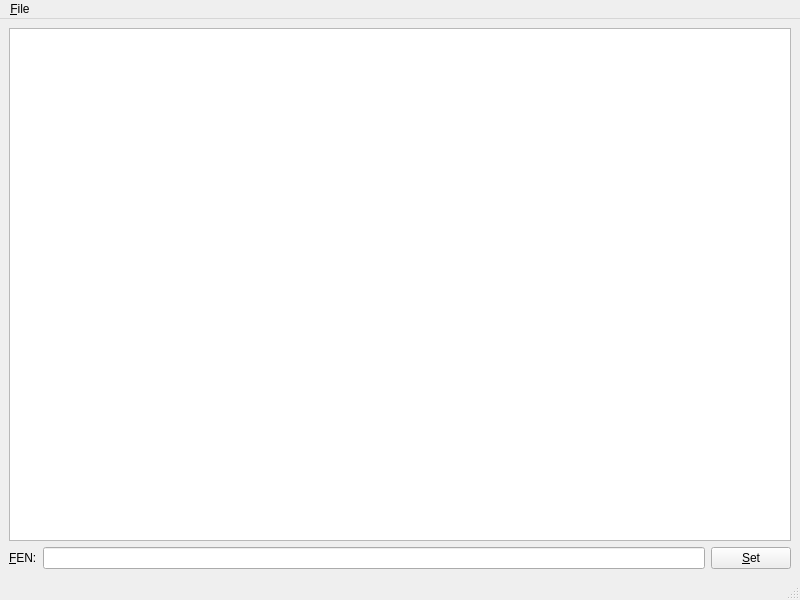
Old version of the form src/desktop/mainwindow.ui in the repository atomice1/bluecheese.
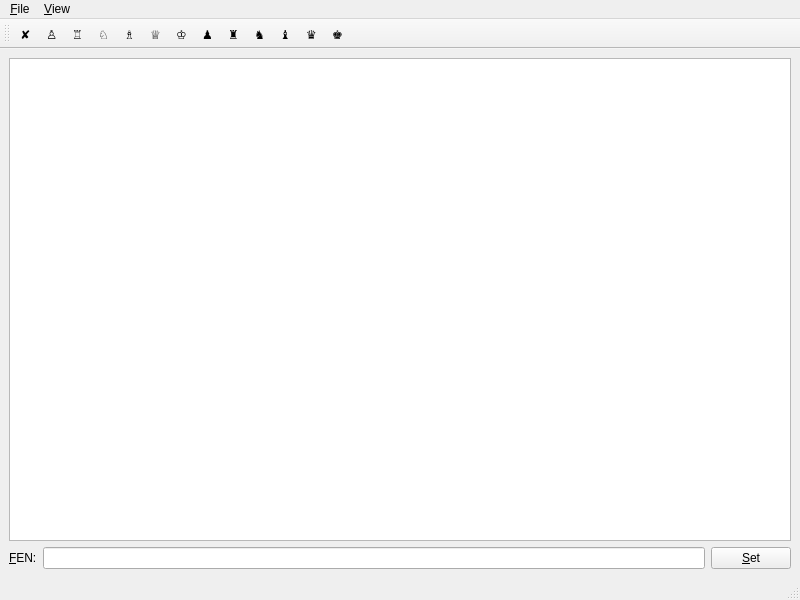
New version of the form.

What changed in the file:
```diff
--- a/src/desktop/mainwindow.ui
+++ b/src/desktop/mainwindow.ui
@@ -73,9 +73,43 @@
     <addaction name="action_Resign"/>
     <addaction name="action_Exit"/>
    </widget>
+   <widget class="QMenu" name="menu_View">
+    <property name="title">
+     <string>&amp;View</string>
+    </property>
+    <addaction name="action_Edit_Mode"/>
+   </widget>
    <addaction name="menu_File"/>
+   <addaction name="menu_View"/>
   </widget>
   <widget class="QStatusBar" name="statusbar"/>
+  <widget class="QToolBar" name="editToolBar">
+   <property name="windowTitle">
+    <string>Edit Board</string>
+   </property>
+   <property name="toolButtonStyle">
+    <enum>Qt::ToolButtonTextOnly</enum>
+   </property>
+   <attribute name="toolBarArea">
+    <enum>TopToolBarArea</enum>
+   </attribute>
+   <attribute name="toolBarBreak">
+    <bool>false</bool>
+   </attribute>
+   <addaction name="action_Empty"/>
+   <addaction name="action_White_Pawn"/>
+   <addaction name="action_White_Rook"/>
+   <addaction name="action_White_Knight"/>
+   <addaction name="action_White_Bishop"/>
+   <addaction name="action_White_Queen"/>
+   <addaction name="action_White_King"/>
+   <addaction name="action_Black_Pawn"/>
+   <addaction name="action_Black_Rook"/>
+   <addaction name="action_Black_Knight"/>
+   <addaction name="action_Black_Bishop"/>
+   <addaction name="action_Black_Queen"/>
+   <addaction name="action_Black_King"/>
+  </widget>
   <action name="action_Connect">
    <property name="text">
     <string>&amp;Connect...</string>
@@ -106,6 +140,157 @@
     <string>&amp;Exit</string>
    </property>
   </action>
+  <action name="action_Edit_Mode">
+   <property name="checkable">
+    <bool>true</bool>
+   </property>
+   <property name="text">
+    <string>&amp;Edit Board</string>
+   </property>
+  </action>
+  <action name="action_White_Pawn">
+   <property name="checkable">
+    <bool>true</bool>
+   </property>
+   <property name="text">
+    <string>♙</string>
+   </property>
+   <property name="toolTip">
+    <string>White Pawn</string>
+   </property>
+  </action>
+  <action name="action_White_Knight">
+   <property name="checkable">
+    <bool>true</bool>
+   </property>
+   <property name="text">
+    <string>♘</string>
+   </property>
+   <property name="toolTip">
+    <string>White Knight</string>
+   </property>
+  </action>
+  <action name="action_White_Bishop">
+   <property name="checkable">
+    <bool>true</bool>
+   </property>
+   <property name="text">
+    <string>♗</string>
+   </property>
+   <property name="toolTip">
+    <string>White Bishop</string>
+   </property>
+  </action>
+  <action name="action_White_Queen">
+   <property name="checkable">
+    <bool>true</bool>
+   </property>
+   <property name="text">
+    <string>♕</string>
+   </property>
+   <property name="toolTip">
+    <string>White Queen</string>
+   </property>
+  </action>
+  <action name="action_White_King">
+   <property name="checkable">
+    <bool>true</bool>
+   </property>
+   <property name="text">
+    <string>♔</string>
+   </property>
+   <property name="toolTip">
+    <string>White King</string>
+   </property>
+  </action>
+  <action name="action_Black_Pawn">
+   <property name="checkable">
+    <bool>true</bool>
+   </property>
+   <property name="text">
+    <string>♟</string>
+   </property>
+   <property name="toolTip">
+    <string>Black Pawn</string>
+   </property>
+  </action>
+  <action name="action_Black_Rook">
+   <property name="checkable">
+    <bool>true</bool>
+   </property>
+   <property name="text">
+    <string>♜</string>
+   </property>
+   <property name="toolTip">
+    <string>Black Rook</string>
+   </property>
+  </action>
+  <action name="action_Black_Knight">
+   <property name="checkable">
+    <bool>true</bool>
+   </property>
+   <property name="text">
+    <string>♞</string>
+   </property>
+   <property name="toolTip">
+    <string>Black Knight</string>
+   </property>
+  </action>
+  <action name="action_Black_Bishop">
+   <property name="checkable">
+    <bool>true</bool>
+   </property>
+   <property name="text">
+    <string>♝</string>
+   </property>
+   <property name="toolTip">
+    <string>Black Bishop</string>
+   </property>
+  </action>
+  <action name="action_Black_Queen">
+   <property name="checkable">
+    <bool>true</bool>
+   </property>
+   <property name="text">
+    <string>♛</string>
+   </property>
+   <property name="toolTip">
+    <string>Black Queen</string>
+   </property>
+  </action>
+  <action name="action_Black_King">
+   <property name="checkable">
+    <bool>true</bool>
+   </property>
+   <property name="text">
+    <string>♚</string>
+   </property>
+   <property name="toolTip">
+    <string>Black King</string>
+   </property>
+  </action>
+  <action name="action_White_Rook">
+   <property name="checkable">
+    <bool>true</bool>
+   </property>
+   <property name="text">
+    <string>♖</string>
+   </property>
+   <property name="toolTip">
+    <string>White Rook</string>
+   </property>
+  </action>
+  <action name="action_Empty">
+   <property name="checkable">
+    <bool>true</bool>
+   </property>
+   <property name="text">
+    <string>✘</string>
+   </property>
+   <property name="toolTip">
+    <string>Empty</string>
+   </property>
+  </action>
  </widget>
  <resources/>
  <connections/>
```
Left out of the diff: 35 changed lines with no effect on the pictures.
